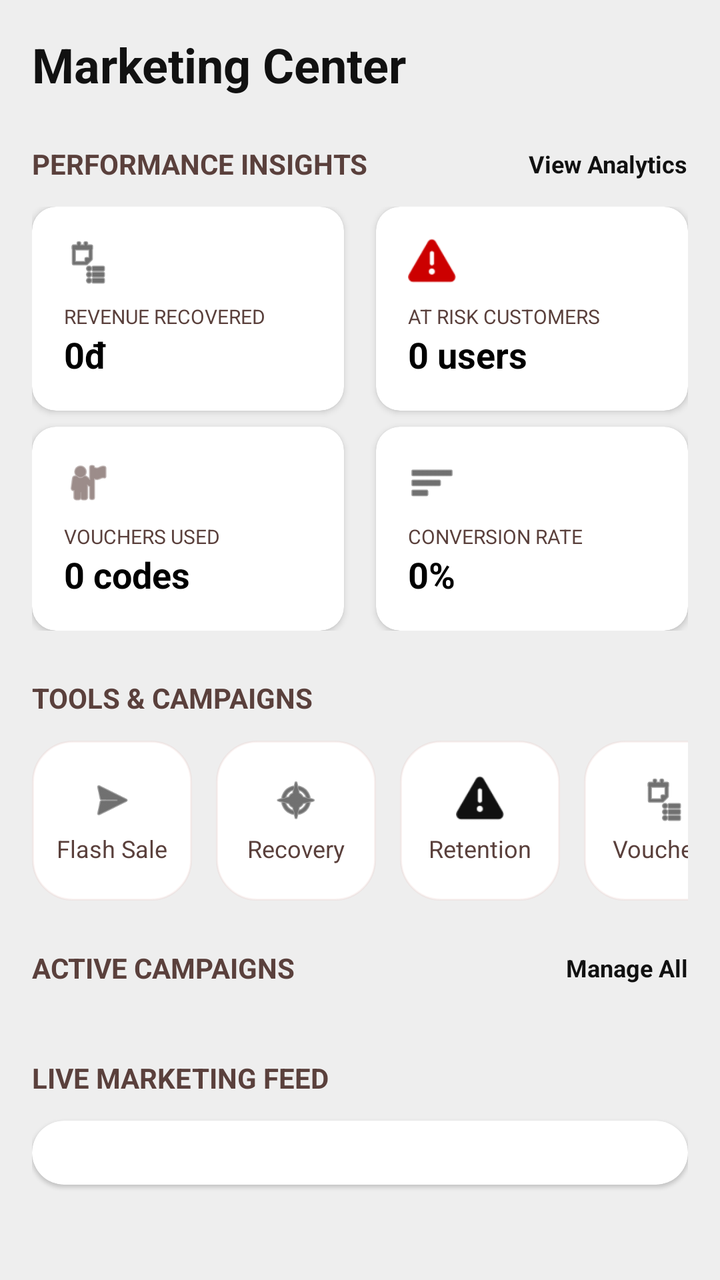
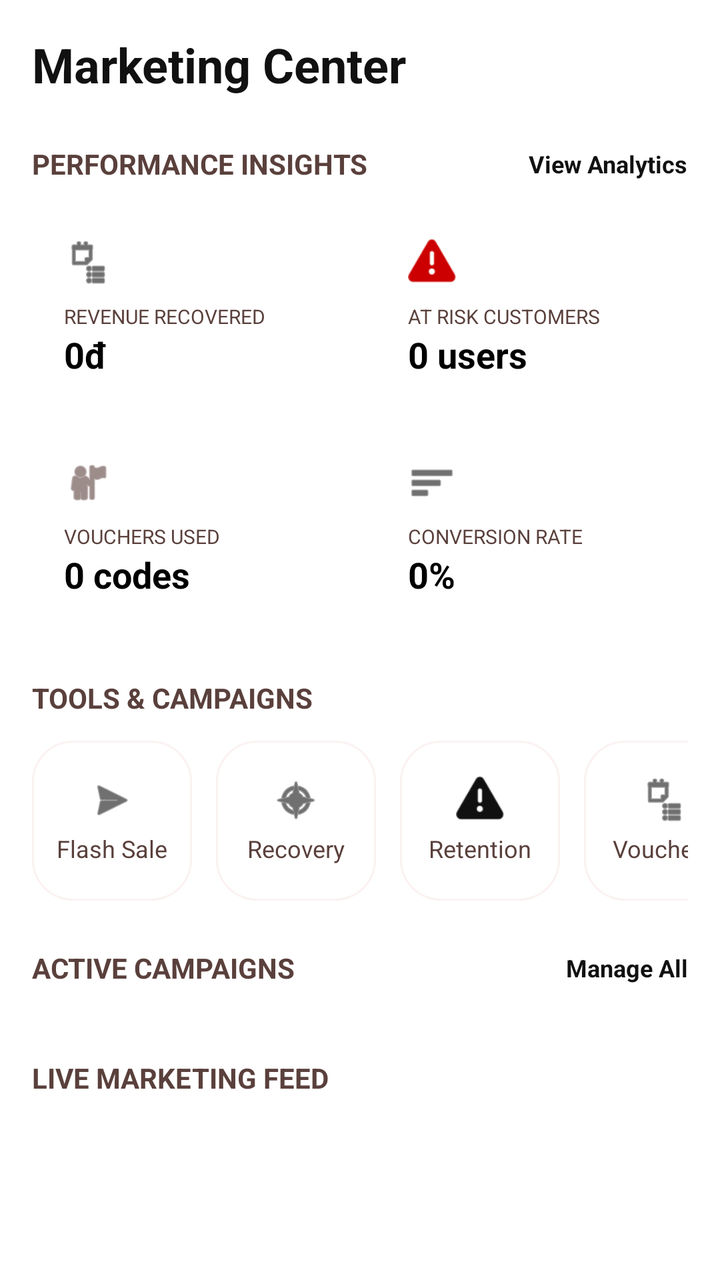

Compare the two renders of this Android layout. The source of the first and the diff that turns it into the second are given below.
<!-- AndroidManifest.xml: application theme Theme.TirTirMCommerce -->
<!-- res/layout/fragment_admin_marketing.xml -->
<?xml version="1.0" encoding="utf-8"?>
<androidx.core.widget.NestedScrollView xmlns:android="http://schemas.android.com/apk/res/android"
    xmlns:app="http://schemas.android.com/apk/res-auto"
    android:layout_width="match_parent"
    android:layout_height="match_parent"
    android:background="@color/tirtir_bg_gray"
    android:padding="16dp">

    <LinearLayout
        android:layout_width="match_parent"
        android:layout_height="wrap_content"
        android:orientation="vertical">

        <TextView
            android:layout_width="wrap_content"
            android:layout_height="wrap_content"
            android:text="Marketing Center"
            android:textColor="@color/tirtir_primary"
            android:textSize="24sp"
            android:textStyle="bold"
            android:layout_marginBottom="24dp" />

        
        <LinearLayout
            android:layout_width="match_parent"
            android:layout_height="wrap_content"
            android:orientation="horizontal"
            android:gravity="center_vertical"
            android:layout_marginBottom="12dp">
            
            <TextView
                android:layout_width="0dp"
                android:layout_height="wrap_content"
                android:layout_weight="1"
                android:text="PERFORMANCE INSIGHTS"
                android:textColor="@color/tirtir_text_secondary"
                android:textSize="14sp"
                android:textStyle="bold" />

            <TextView
                android:layout_width="wrap_content"
                android:layout_height="wrap_content"
                android:text="View Analytics"
                android:textColor="@color/tirtir_primary"
                android:textSize="12sp"
                android:textStyle="bold" />
        </LinearLayout>

        <GridLayout
            android:layout_width="match_parent"
            android:layout_height="wrap_content"
            android:columnCount="2"
            android:rowCount="2"
            android:layout_marginBottom="24dp">

            
            <androidx.cardview.widget.CardView
                android:layout_width="0dp"
                android:layout_height="wrap_content"
                android:layout_columnWeight="1"
                android:layout_marginEnd="8dp"
                android:layout_marginBottom="8dp"
                app:cardCornerRadius="12dp"
                app:cardElevation="2dp"
                app:cardBackgroundColor="@android:color/white">
                <LinearLayout
                    android:layout_width="match_parent"
                    android:layout_height="wrap_content"
                    android:orientation="vertical"
                    android:padding="16dp">
                    <ImageView
                        android:layout_width="24dp"
                        android:layout_height="24dp"
                        android:src="@android:drawable/ic_menu_agenda"
                        app:tint="@color/tirtir_primary"
                        android:layout_marginBottom="8dp" />
                    <TextView
                        android:layout_width="wrap_content"
                        android:layout_height="wrap_content"
                        android:text="REVENUE RECOVERED"
                        android:textColor="@color/tirtir_text_secondary"
                        android:textSize="10sp" />
                    <TextView
                        android:id="@+id/tvRevenueRecovered"
                        android:layout_width="wrap_content"
                        android:layout_height="wrap_content"
                        android:text="0đ"
                        android:textColor="@android:color/black"
                        android:textSize="18sp"
                        android:textStyle="bold" />
                </LinearLayout>
            </androidx.cardview.widget.CardView>

            
            <androidx.cardview.widget.CardView
                android:layout_width="0dp"
                android:layout_height="wrap_content"
                android:layout_columnWeight="1"
                android:layout_marginStart="8dp"
                android:layout_marginBottom="8dp"
                app:cardCornerRadius="12dp"
                app:cardElevation="2dp"
                app:cardBackgroundColor="@android:color/white">
                <LinearLayout
                    android:layout_width="match_parent"
                    android:layout_height="wrap_content"
                    android:orientation="vertical"
                    android:padding="16dp">
                    <ImageView
                        android:layout_width="24dp"
                        android:layout_height="24dp"
                        android:src="@android:drawable/ic_dialog_alert"
                        app:tint="@android:color/holo_red_dark"
                        android:layout_marginBottom="8dp" />
                    <TextView
                        android:layout_width="wrap_content"
                        android:layout_height="wrap_content"
                        android:text="AT RISK CUSTOMERS"
                        android:textColor="@color/tirtir_text_secondary"
                        android:textSize="10sp" />
                    <TextView
                        android:id="@+id/tvAtRiskCustomers"
                        android:layout_width="wrap_content"
                        android:layout_height="wrap_content"
                        android:text="0 users"
                        android:textColor="@android:color/black"
                        android:textSize="18sp"
                        android:textStyle="bold" />
                </LinearLayout>
            </androidx.cardview.widget.CardView>

            
            <androidx.cardview.widget.CardView
                android:layout_width="0dp"
                android:layout_height="wrap_content"
                android:layout_columnWeight="1"
                android:layout_marginEnd="8dp"
                app:cardCornerRadius="12dp"
                app:cardElevation="2dp"
                app:cardBackgroundColor="@android:color/white">
                <LinearLayout
                    android:layout_width="match_parent"
                    android:layout_height="wrap_content"
                    android:orientation="vertical"
                    android:padding="16dp">
                    <ImageView
                        android:layout_width="24dp"
                        android:layout_height="24dp"
                        android:src="@android:drawable/ic_menu_myplaces"
                        app:tint="@color/tirtir_text_secondary"
                        android:layout_marginBottom="8dp" />
                    <TextView
                        android:layout_width="wrap_content"
                        android:layout_height="wrap_content"
                        android:text="VOUCHERS USED"
                        android:textColor="@color/tirtir_text_secondary"
                        android:textSize="10sp" />
                    <TextView
                        android:id="@+id/tvVouchersUsed"
                        android:layout_width="wrap_content"
                        android:layout_height="wrap_content"
                        android:text="0 codes"
                        android:textColor="@android:color/black"
                        android:textSize="18sp"
                        android:textStyle="bold" />
                </LinearLayout>
            </androidx.cardview.widget.CardView>

            
            <androidx.cardview.widget.CardView
                android:layout_width="0dp"
                android:layout_height="wrap_content"
                android:layout_columnWeight="1"
                android:layout_marginStart="8dp"
                app:cardCornerRadius="12dp"
                app:cardElevation="2dp"
                app:cardBackgroundColor="@android:color/white">
                <LinearLayout
                    android:layout_width="match_parent"
                    android:layout_height="wrap_content"
                    android:orientation="vertical"
                    android:padding="16dp">
                    <ImageView
                        android:layout_width="24dp"
                        android:layout_height="24dp"
                        android:src="@android:drawable/ic_menu_sort_by_size"
                        app:tint="@color/tirtir_primary"
                        android:layout_marginBottom="8dp" />
                    <TextView
                        android:layout_width="wrap_content"
                        android:layout_height="wrap_content"
                        android:text="CONVERSION RATE"
                        android:textColor="@color/tirtir_text_secondary"
                        android:textSize="10sp" />
                    <TextView
                        android:id="@+id/tvConversionRate"
                        android:layout_width="wrap_content"
                        android:layout_height="wrap_content"
                        android:text="0%"
                        android:textColor="@android:color/black"
                        android:textSize="18sp"
                        android:textStyle="bold" />
                </LinearLayout>
            </androidx.cardview.widget.CardView>
        </GridLayout>

        
        <TextView
            android:layout_width="wrap_content"
            android:layout_height="wrap_content"
            android:text="TOOLS &amp; CAMPAIGNS"
            android:textColor="@color/tirtir_text_secondary"
            android:textSize="14sp"
            android:textStyle="bold"
            android:layout_marginBottom="12dp" />

        <HorizontalScrollView
            android:layout_width="match_parent"
            android:layout_height="wrap_content"
            android:scrollbars="none"
            android:layout_marginBottom="24dp">
            
            <LinearLayout
                android:layout_width="wrap_content"
                android:layout_height="wrap_content"
                android:orientation="horizontal">

                <LinearLayout
                    android:id="@+id/btnToolFlashSale"
                    android:layout_width="80dp"
                    android:layout_height="80dp"
                    android:orientation="vertical"
                    android:gravity="center"
                    android:background="@drawable/bg_tool_button"
                    android:layout_marginEnd="12dp">
                    <ImageView
                        android:layout_width="24dp"
                        android:layout_height="24dp"
                        android:src="@android:drawable/ic_menu_send"
                        app:tint="@color/tirtir_primary"
                        android:layout_marginBottom="4dp" />
                    <TextView
                        android:layout_width="wrap_content"
                        android:layout_height="wrap_content"
                        android:text="Flash Sale"
                        android:textSize="12sp"
                        android:textColor="@color/tirtir_text_secondary" />
                </LinearLayout>

                <LinearLayout
                    android:id="@+id/btnToolRecovery"
                    android:layout_width="80dp"
                    android:layout_height="80dp"
                    android:orientation="vertical"
                    android:gravity="center"
                    android:background="@drawable/bg_tool_button"
                    android:layout_marginEnd="12dp">
                    <ImageView
                        android:layout_width="24dp"
                        android:layout_height="24dp"
                        android:src="@android:drawable/ic_menu_compass"
                        app:tint="@color/tirtir_primary"
                        android:layout_marginBottom="4dp" />
                    <TextView
                        android:layout_width="wrap_content"
                        android:layout_height="wrap_content"
                        android:text="Recovery"
                        android:textSize="12sp"
                        android:textColor="@color/tirtir_text_secondary" />
                </LinearLayout>

                <LinearLayout
                    android:id="@+id/btnToolRetention"
                    android:layout_width="80dp"
                    android:layout_height="80dp"
                    android:orientation="vertical"
                    android:gravity="center"
                    android:background="@drawable/bg_tool_button"
                    android:layout_marginEnd="12dp">
                    <ImageView
                        android:layout_width="24dp"
                        android:layout_height="24dp"
                        android:src="@android:drawable/ic_dialog_alert"
                        app:tint="@color/tirtir_primary"
                        android:layout_marginBottom="4dp" />
                    <TextView
                        android:layout_width="wrap_content"
                        android:layout_height="wrap_content"
                        android:text="Retention"
                        android:textSize="12sp"
                        android:textColor="@color/tirtir_text_secondary" />
                </LinearLayout>

                <LinearLayout
                    android:id="@+id/btnToolVouchers"
                    android:layout_width="80dp"
                    android:layout_height="80dp"
                    android:orientation="vertical"
                    android:gravity="center"
                    android:background="@drawable/bg_tool_button"
                    android:layout_marginEnd="12dp">
                    <ImageView
                        android:layout_width="24dp"
                        android:layout_height="24dp"
                        android:src="@android:drawable/ic_menu_agenda"
                        app:tint="@color/tirtir_primary"
                        android:layout_marginBottom="4dp" />
                    <TextView
                        android:layout_width="wrap_content"
                        android:layout_height="wrap_content"
                        android:text="Vouchers"
                        android:textSize="12sp"
                        android:textColor="@color/tirtir_text_secondary" />
                </LinearLayout>

            </LinearLayout>
        </HorizontalScrollView>

        
        <LinearLayout
            android:layout_width="match_parent"
            android:layout_height="wrap_content"
            android:orientation="horizontal"
            android:gravity="center_vertical"
            android:layout_marginBottom="12dp">
            
            <TextView
                android:layout_width="0dp"
                android:layout_height="wrap_content"
                android:layout_weight="1"
                android:text="ACTIVE CAMPAIGNS"
                android:textColor="@color/tirtir_text_secondary"
                android:textSize="14sp"
                android:textStyle="bold" />

            <TextView
                android:layout_width="wrap_content"
                android:layout_height="wrap_content"
                android:text="Manage All"
                android:textColor="@color/tirtir_primary"
                android:textSize="12sp"
                android:textStyle="bold" />
        </LinearLayout>

        <androidx.recyclerview.widget.RecyclerView
            android:id="@+id/rvCampaigns"
            android:layout_width="match_parent"
            android:layout_height="wrap_content"
            android:orientation="horizontal"
            android:layout_marginBottom="24dp" />

        
        <TextView
            android:layout_width="wrap_content"
            android:layout_height="wrap_content"
            android:text="LIVE MARKETING FEED"
            android:textColor="@color/tirtir_text_secondary"
            android:textSize="14sp"
            android:textStyle="bold"
            android:layout_marginBottom="12dp" />

        <androidx.cardview.widget.CardView
            android:layout_width="match_parent"
            android:layout_height="wrap_content"
            app:cardCornerRadius="16dp"
            app:cardElevation="1dp"
            app:cardBackgroundColor="@android:color/white">
            
            <androidx.recyclerview.widget.RecyclerView
                android:id="@+id/rvMarketingFeeds"
                android:layout_width="match_parent"
                android:layout_height="wrap_content"
                android:nestedScrollingEnabled="false"
                android:padding="16dp" />
        </androidx.cardview.widget.CardView>

        <Space
            android:layout_width="match_parent"
            android:layout_height="100dp" />

    </LinearLayout>

</androidx.core.widget.NestedScrollView>
<!-- resources referenced by this layout -->
<resources>
  <color name="tirtir_bg_gray">#EEEEEE</color>
  <color name="tirtir_primary">#111111</color>
  <color name="tirtir_text_secondary">#5A403C</color>
  <!-- drawable bg_tool_button (drawable) -->
  <?xml version="1.0" encoding="utf-8"?>
  <shape xmlns:android="http://schemas.android.com/apk/res/android"
      android:shape="rectangle">
      <solid android:color="@android:color/white" />
      <corners android:radius="20dp" />
      <stroke android:width="1dp" android:color="#33e3beb8" /> 
  </shape>
  <style name="Theme.TirTirMCommerce" parent="Base.Theme.TirTirMCommerce" />
  <style name="Base.Theme.TirTirMCommerce" parent="Theme.Material3.DayNight.NoActionBar">
          
          <item name="colorPrimary">@color/tirtir_red_primary</item>
          <item name="colorPrimaryDark">@color/tirtir_red_dark</item>
          <item name="colorPrimaryContainer">@color/tirtir_red_surface</item>
  
          
          <item name="colorOnPrimary">@color/tirtir_white</item>
          <item name="colorOnPrimaryContainer">@color/tirtir_red_primary</item>
  
          
          <item name="colorSecondary">@color/tirtir_black</item>
          <item name="colorOnSecondary">@color/tirtir_white</item>
          <item name="colorSecondaryContainer">@color/tirtir_red_surface</item>
          <item name="colorOnSecondaryContainer">@color/tirtir_red_primary</item>
  
          
          <item name="colorSurface">@color/tirtir_white</item>
          <item name="colorOnSurface">@color/tirtir_black</item>
          <item name="colorSurfaceVariant">@color/tirtir_off_white</item>
  
          
          <item name="android:windowBackground">@color/tirtir_off_white</item>
          <item name="android:statusBarColor">@color/tirtir_white</item>
          <item name="android:windowLightStatusBar">true</item>
  
          
          <item name="colorError">@color/tirtir_error</item>
      </style>
  <color name="tirtir_red_primary">#8B0000</color>
  <color name="tirtir_red_dark">#610000</color>
  <color name="tirtir_red_surface">#FFF4F3</color>
  <color name="tirtir_white">#FFFFFF</color>
  <color name="tirtir_black">#1A1C1C</color>
  <color name="tirtir_off_white">#F9F9F9</color>
  <color name="tirtir_error">#D32F2F</color>
</resources>

<!-- the commit's change to res/layout/fragment_admin_marketing.xml (unified diff, before → after) -->
@@ -3,7 +3,7 @@
     xmlns:app="http://schemas.android.com/apk/res-auto"
     android:layout_width="match_parent"
     android:layout_height="match_parent"
-    android:background="@color/tirtir_bg_gray"
+    android:background="@android:color/white"
     android:padding="16dp">
 
     <LinearLayout
@@ -61,7 +61,7 @@
                 android:layout_marginEnd="8dp"
                 android:layout_marginBottom="8dp"
                 app:cardCornerRadius="12dp"
-                app:cardElevation="2dp"
+                app:cardElevation="0dp"
                 app:cardBackgroundColor="@android:color/white">
                 <LinearLayout
                     android:layout_width="match_parent"
@@ -99,7 +99,7 @@
                 android:layout_marginStart="8dp"
                 android:layout_marginBottom="8dp"
                 app:cardCornerRadius="12dp"
-                app:cardElevation="2dp"
+                app:cardElevation="0dp"
                 app:cardBackgroundColor="@android:color/white">
                 <LinearLayout
                     android:layout_width="match_parent"
@@ -136,7 +136,7 @@
                 android:layout_columnWeight="1"
                 android:layout_marginEnd="8dp"
                 app:cardCornerRadius="12dp"
-                app:cardElevation="2dp"
+                app:cardElevation="0dp"
                 app:cardBackgroundColor="@android:color/white">
                 <LinearLayout
                     android:layout_width="match_parent"
@@ -173,7 +173,7 @@
                 android:layout_columnWeight="1"
                 android:layout_marginStart="8dp"
                 app:cardCornerRadius="12dp"
-                app:cardElevation="2dp"
+                app:cardElevation="0dp"
                 app:cardBackgroundColor="@android:color/white">
                 <LinearLayout
                     android:layout_width="match_parent"
@@ -363,7 +363,7 @@
             android:layout_width="match_parent"
             android:layout_height="wrap_content"
             app:cardCornerRadius="16dp"
-            app:cardElevation="1dp"
+            app:cardElevation="0dp"
             app:cardBackgroundColor="@android:color/white">
             
             <androidx.recyclerview.widget.RecyclerView
<!-- resource entries referenced after the edit -->
@@ -1,6 +1,5 @@
 <!-- resources referenced by this layout -->
 <resources>
-  <color name="tirtir_bg_gray">#EEEEEE</color>
   <color name="tirtir_primary">#111111</color>
   <color name="tirtir_text_secondary">#5A403C</color>
   <!-- drawable bg_tool_button (drawable) -->
@@ -16,7 +15,7 @@
           
           <item name="colorPrimary">@color/tirtir_red_primary</item>
           <item name="colorPrimaryDark">@color/tirtir_red_dark</item>
-          <item name="colorPrimaryContainer">@color/tirtir_red_surface</item>
+          <item name="colorPrimaryContainer">#FFFFFF</item>
   
           
           <item name="colorOnPrimary">@color/tirtir_white</item>
@@ -25,7 +24,7 @@
           
           <item name="colorSecondary">@color/tirtir_black</item>
           <item name="colorOnSecondary">@color/tirtir_white</item>
-          <item name="colorSecondaryContainer">@color/tirtir_red_surface</item>
+          <item name="colorSecondaryContainer">#F8F8F8</item>
           <item name="colorOnSecondaryContainer">@color/tirtir_red_primary</item>
   
           
@@ -43,7 +42,6 @@
       </style>
   <color name="tirtir_red_primary">#8B0000</color>
   <color name="tirtir_red_dark">#610000</color>
-  <color name="tirtir_red_surface">#FFF4F3</color>
   <color name="tirtir_white">#FFFFFF</color>
   <color name="tirtir_black">#1A1C1C</color>
   <color name="tirtir_off_white">#F9F9F9</color>
